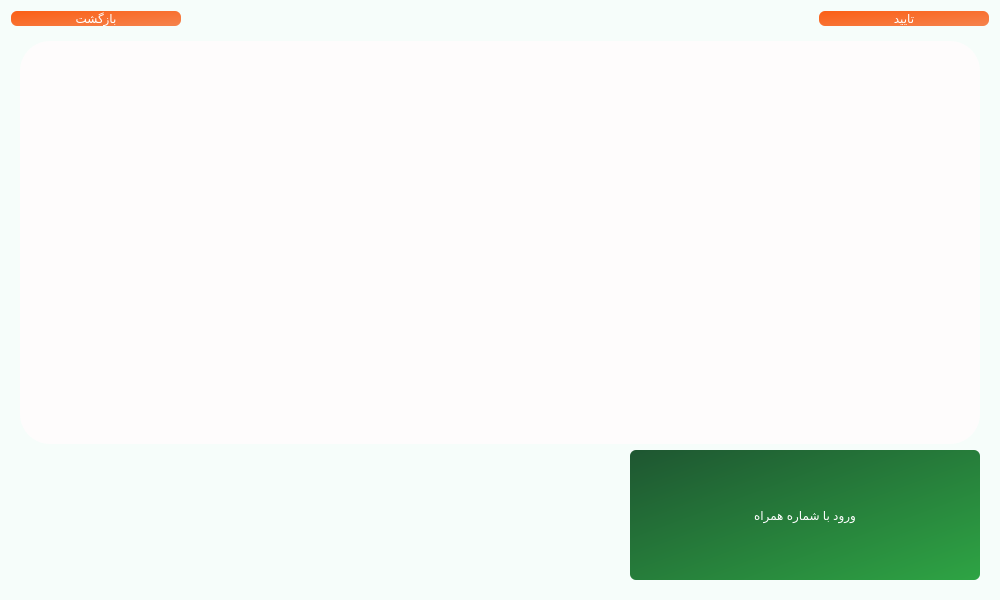
First picture: the form in main.ui, repository Farazist/raspberrypi-app, before the edit.
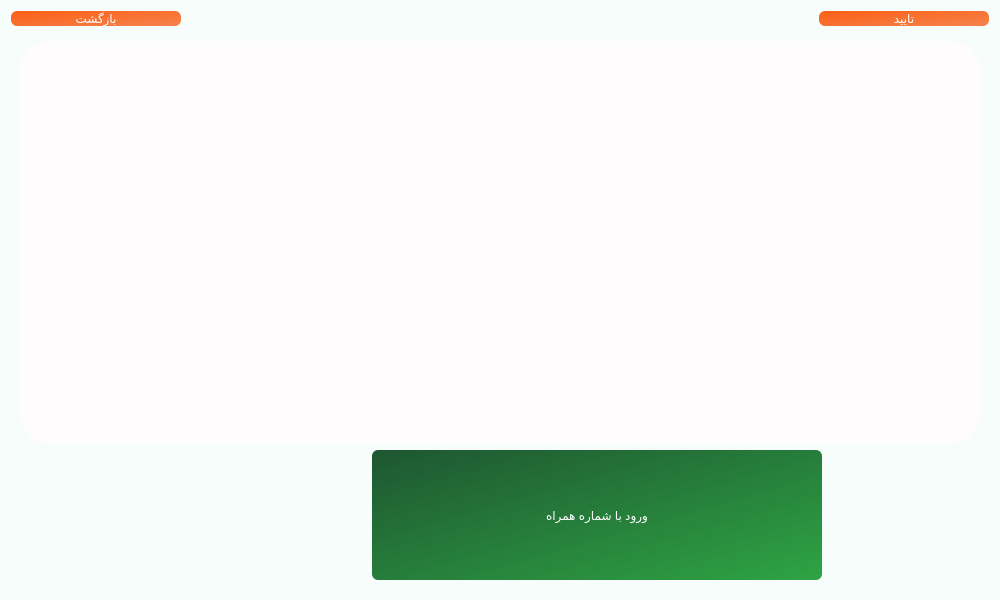
Second picture: the form after the edit. Icons and pictures are not drawn.

Patch:
```diff
--- a/main.ui
+++ b/main.ui
@@ -204,7 +204,7 @@
          <property name="sizeConstraint">
           <enum>QLayout::SetDefaultConstraint</enum>
          </property>
-         <item alignment="Qt::AlignLeft|Qt::AlignBottom">
+         <item>
           <widget class="QPushButton" name="btnSettingStart">
            <property name="sizePolicy">
             <sizepolicy hsizetype="Fixed" vsizetype="Fixed">
@@ -233,8 +233,8 @@
            </property>
           </widget>
          </item>
-         <item alignment="Qt::AlignRight">
-          <widget class="QPushButton" name="btnLogin">
+         <item>
+          <widget class="QPushButton" name="btnLoginMobileNumber">
            <property name="sizePolicy">
             <sizepolicy hsizetype="Preferred" vsizetype="Preferred">
              <horstretch>0</horstretch>
```
